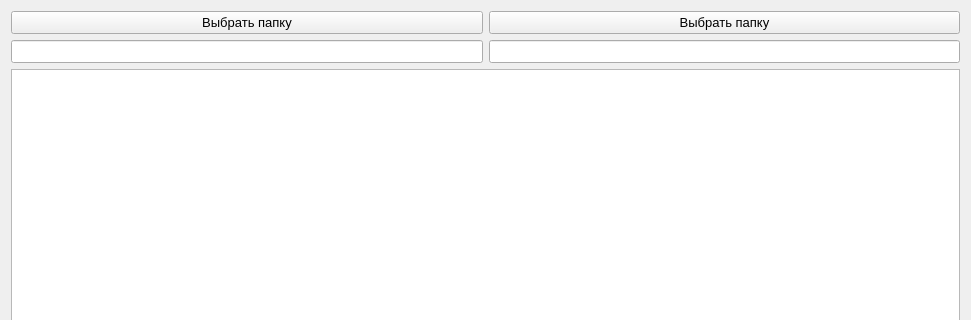
Old version of the form mainwindow.ui in the repository mihmax189/Find-Indentical-Files; both pictures show x 0 to 971 and y 0 to 320 of the 971 by 547 pixel window.
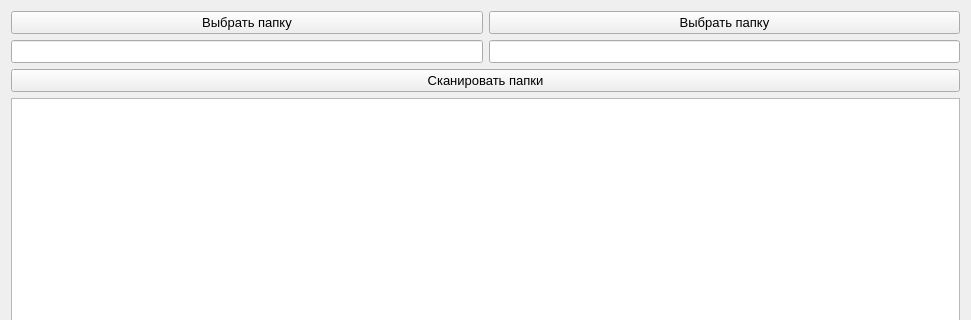
New version of the form.

Commit message: 1. Добавлена кнопка Сканировать папки и слот для нее (scanningButtonClocked()) 2. В слот RES() добавлен код установки в начальное состояние переменных типа FilesInfo, FinderThread*

Patch:
```diff
--- a/mainwindow.ui
+++ b/mainwindow.ui
@@ -60,7 +60,18 @@
      </layout>
     </item>
     <item>
-     <widget class="QTextEdit" name="textEdit"/>
+     <widget class="QPushButton" name="scanningButton">
+      <property name="text">
+       <string>Сканировать папки</string>
+      </property>
+     </widget>
+    </item>
+    <item>
+     <widget class="QTextEdit" name="textEdit">
+      <property name="readOnly">
+       <bool>true</bool>
+      </property>
+     </widget>
     </item>
    </layout>
   </widget>
```
The commit also changes 2 other files.
